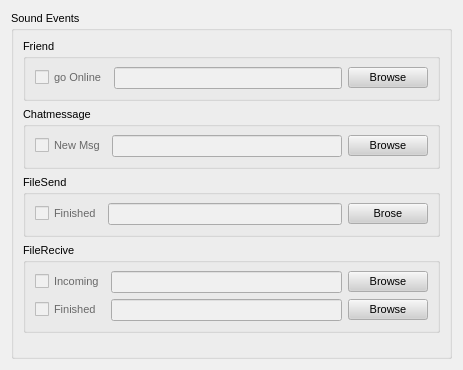
This is retroshare-gui/src/gui/settings/SoundPage.ui in RetroShare/RetroShare as Qt 5 draws it before an edit. The edited form follows.
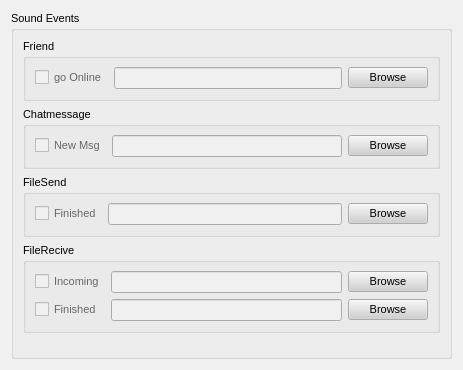
This is the edited form.

The edit to the form file:
```diff
--- a/retroshare-gui/src/gui/settings/SoundPage.ui
+++ b/retroshare-gui/src/gui/settings/SoundPage.ui
@@ -582,7 +582,7 @@
          <item row="0" column="2">
           <widget class="QPushButton" name="cmd_openFile_3">
            <property name="text">
-            <string>Brose</string>
+            <string>Browse</string>
            </property>
           </widget>
          </item>
```
Left out of the diff: 3 changed lines with no effect on the pictures.
